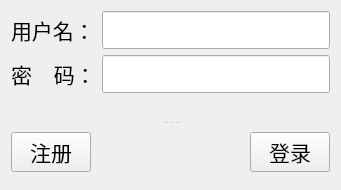
First picture: the form in client/Client.ui, repository wangzheslx/rayfile, before the edit.
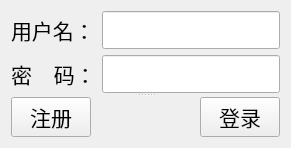
Second picture: the form after the edit.

Diff of the .ui file:
```diff
--- a/client/Client.ui
+++ b/client/Client.ui
@@ -6,8 +6,8 @@
    <rect>
     <x>0</x>
     <y>0</y>
-    <width>341</width>
-    <height>190</height>
+    <width>291</width>
+    <height>147</height>
    </rect>
   </property>
   <property name="windowTitle">
@@ -19,7 +19,7 @@
      <property name="orientation">
       <enum>Qt::Vertical</enum>
      </property>
-     <widget class="QWidget" name="">
+     <widget class="QWidget" name="layoutWidget">
       <layout class="QFormLayout" name="formLayout">
        <item row="0" column="0">
         <widget class="QLabel" name="label">
@@ -72,7 +72,7 @@
        </item>
       </layout>
      </widget>
-     <widget class="QWidget" name="">
+     <widget class="QWidget" name="layoutWidget">
       <layout class="QHBoxLayout" name="horizontalLayout">
        <item>
         <widget class="QPushButton" name="pushButton">
```
Left out of the diff: 8 changed lines with no effect on the pictures.
